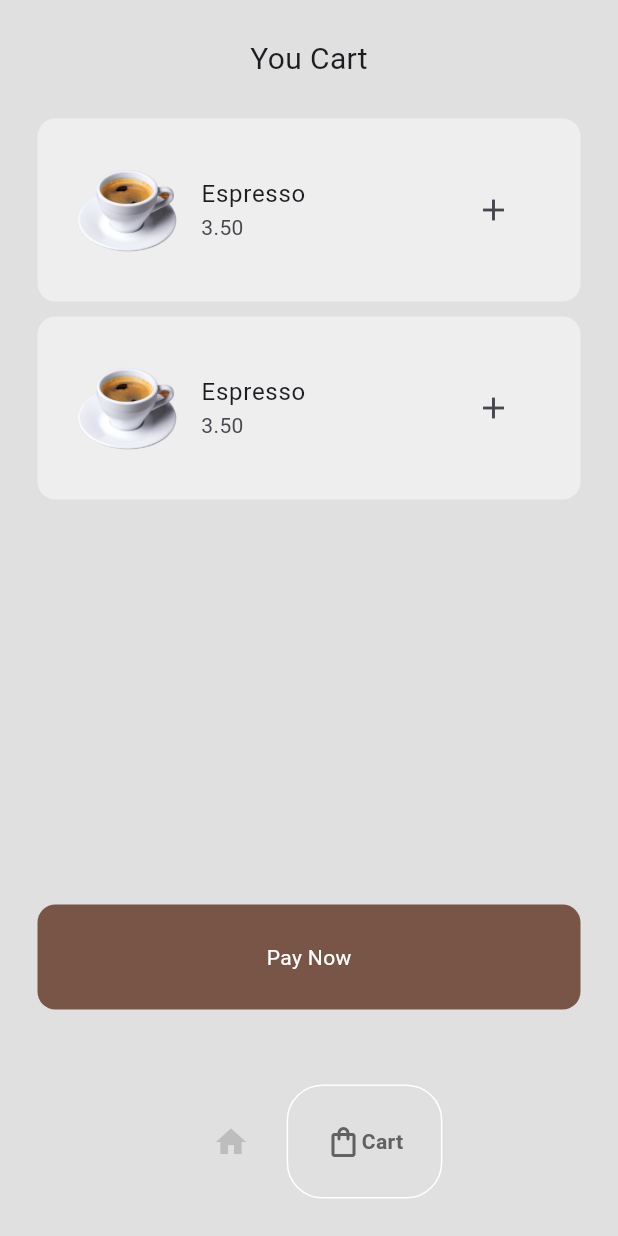
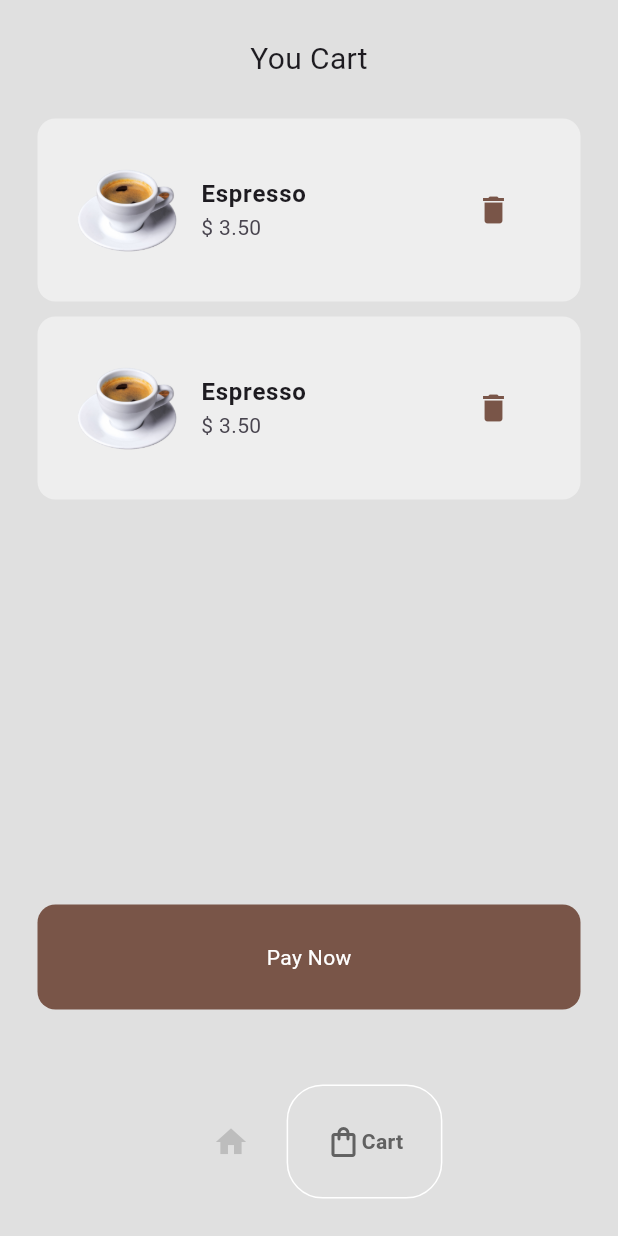
Before and after one commit to takumade/coffee, a Flutter app: the screen it shows after launch, item 2 of the bottom bar chosen, on a phone screen of 412 x 824 dp. Run offline on Flutter 3.47's test engine with Material 3 defaults, Android fonts, the phone set to English and light mode, and no system bars; drawn by our look-alikes of google_nav_bar; missing offline and left inert: choice.

Commit message:
Change text stength

```diff
--- a/lib/components/cart_tile.dart
+++ b/lib/components/cart_tile.dart
@@ -17,10 +17,10 @@ class CartTile extends StatelessWidget {
       margin: EdgeInsets.only(bottom: 10),
       padding: EdgeInsets.symmetric(vertical: 25, horizontal: 10),
       child: ListTile(
-        title: Text(coffee.name),
-        subtitle: Text(coffee.price),
+        title: Text(coffee.name, style: TextStyle(fontWeight: FontWeight.bold),),
+        subtitle: Text("\$ ${coffee.price}"),
         leading: Image.asset(coffee.imagePath),
-        trailing: IconButton(icon: Icon(Icons.add), onPressed: onPressed,),
+        trailing: IconButton(icon: Icon(Icons.delete, color: Colors.brown,), onPressed: onPressed,),
       ),
     );
   }
```
